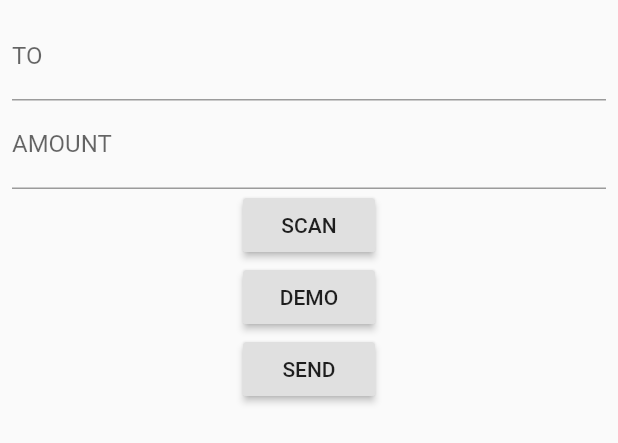
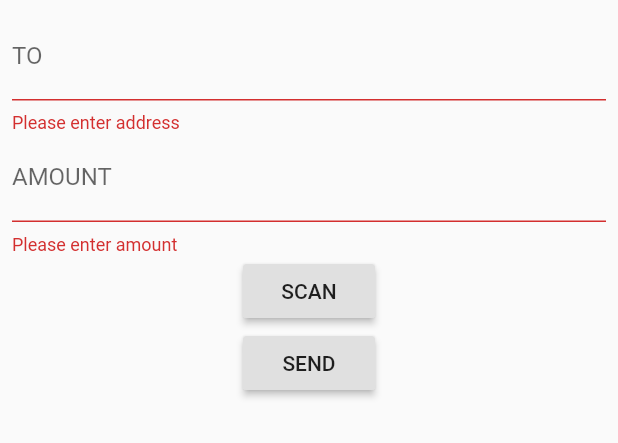
Before and after one commit to alvistar/algorand_flutter, a Flutter app: the SendSheet widget shown alone on an empty page, opened directly, after a tap on "SEND", on a phone screen of 412 x 824 dp. Shown: the top 443 px of the screen. Run offline on Flutter 3.47's test engine with Material 2 defaults, Android fonts, the phone set to English and light mode, and no system bars; our stand-ins replace bloc, built_collection, decimal, dio, equatable, flutter_bloc and 1 more; missing offline and left inert: algo_explorer_api, dart_algorand, flutter_barcode_scanner, manta_dart, openapi; generated files the repository leaves out were written again; statements that could not run were skipped.

Commit message:
Form validators

```diff
--- a/lib/ui/home.dart
+++ b/lib/ui/home.dart
@@ -132,10 +132,12 @@ assetDropdown({
       icon: Icon(Icons.arrow_downward),
       iconSize: 24,
       elevation: 16,
+
       items: assets.map((e) =>
           DropdownMenuItem (
             value: e,
             child: Text(e),
+
       )).toList(),
       onChanged: onChanged);
 }
--- a/lib/ui/send_sheet.dart
+++ b/lib/ui/send_sheet.dart
@@ -21,6 +21,7 @@ class SendSheet extends StatefulWidget {
 class SendSheetUIState extends State<SendSheet> {
   final _destination = TextEditingController();
   final _amount = TextEditingController();
+  final _formKey = GlobalKey<FormState>();
 
   @override
   void initState() {
@@ -40,22 +41,44 @@ class SendSheetUIState extends State<SendSheet> {
             _destination.text = state.destAddress;
           }
         },
-        child: Container(
+        child: Form(
+          key: _formKey,
 //          height: 500,
 //          color: Colors.grey,
           child: Padding(
             padding: const EdgeInsets.all(8.0),
             child: Column(children: [
-              TextField(
-                maxLines: null,
-                controller: _destination,
-                decoration: InputDecoration(labelText: 'TO'),
-              ),
-              TextField(
+              TextFormField(
+                  maxLines: null,
+                  controller: _destination,
+                  decoration: InputDecoration(labelText: 'TO'),
+                  validator: (value) {
+                    if (value.isEmpty) {
+                      return 'Please enter address';
+                    }
+
+                    if (!is_valid_address(value)) {
+                      return 'This is not a valid address';
+                    }
+                    return null;
+                  }),
+              TextFormField(
                 controller: _amount,
                 keyboardType: TextInputType.number,
                 inputFormatters: [WhitelistingTextInputFormatter.digitsOnly],
                 decoration: InputDecoration(labelText: 'AMOUNT'),
+                validator: (value) {
+                  if (value.isEmpty) {
+                    return 'Please enter amount';
+                  }
+
+                  if (int.parse(value) >
+                      (appBloc.state as HomeSendSheetState).balance) {
+                    return 'Not enough balance';
+                  }
+
+                  return null;
+                },
               ),
               RaisedButton(
                 child: Text('SCAN'),
@@ -64,14 +87,12 @@ class SendSheetUIState extends State<SendSheet> {
                 },
               ),
               RaisedButton(
-                child: Text('DEMO'),
-                onPressed: () async {
-                  appBloc.add(SendSheetShow());
-                },
-              ),
-              RaisedButton(
                 child: Text('SEND'),
                 onPressed: () {
+                  if (!_formKey.currentState.validate()) {
+                    return;
+                  }
+
                   appBloc.add(Send(
                       destination: _destination.text,
                       amount: int.parse(_amount.text)));
```
